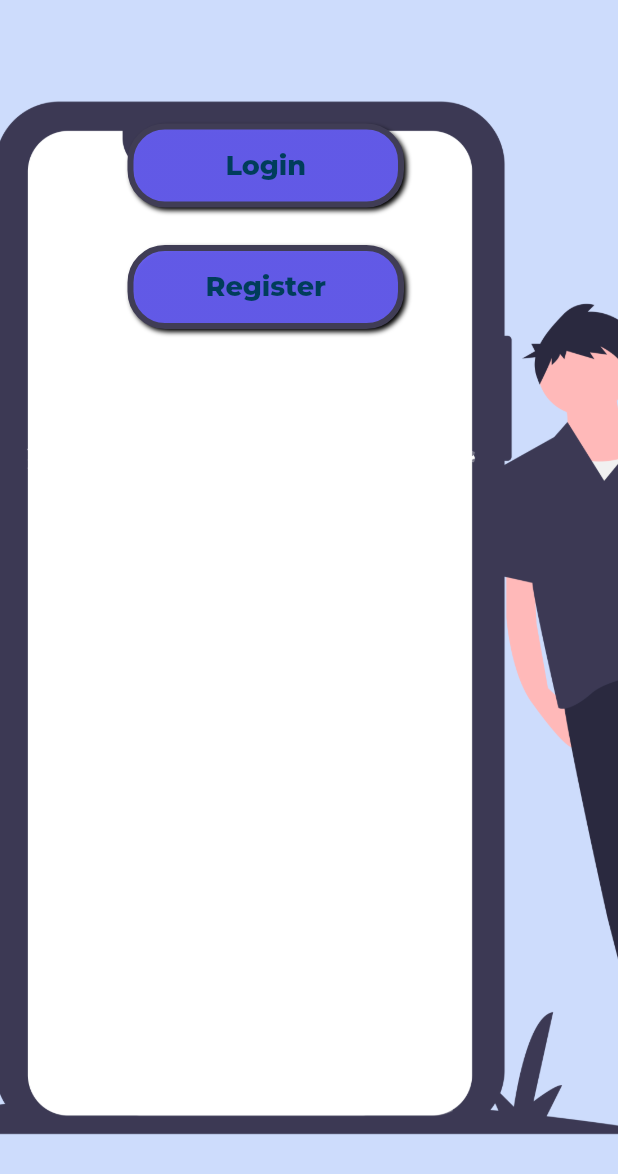
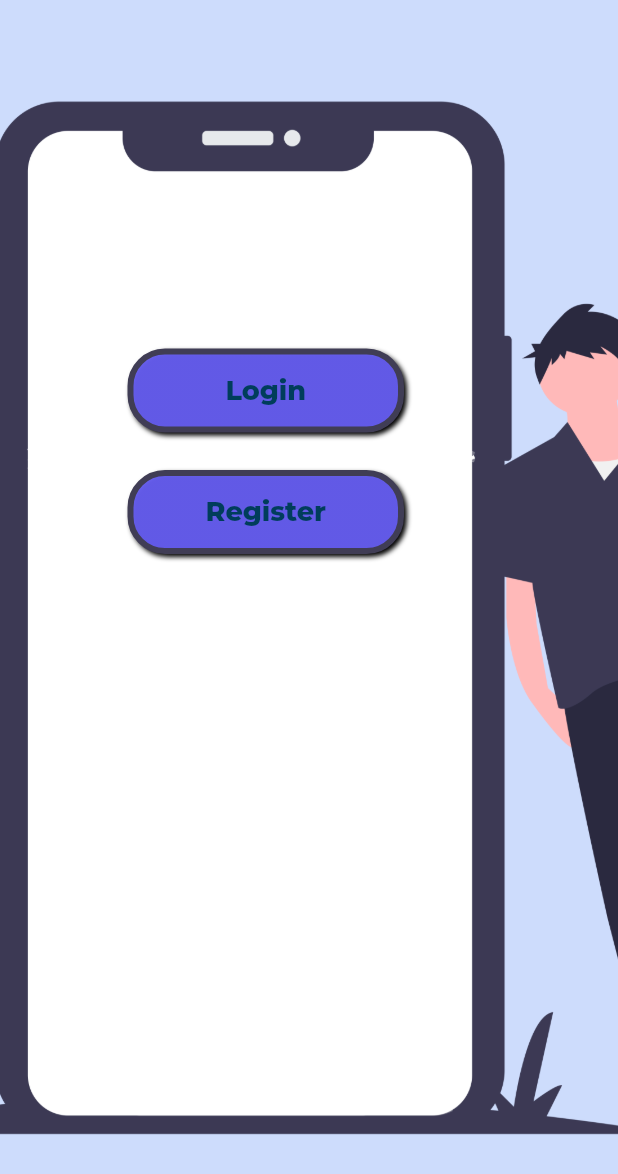
Before and after one commit to K0DEL/HacktoberFest-2021, a Flutter app: the screen it shows after launch, on a phone screen of 412 x 824 dp. Shown: the top 1174 px of the screen. Run offline on Flutter 3.47's test engine with Material 2 defaults, Android fonts, the phone set to English and light mode, and no system bars; our stand-ins replace auto_size_text, bottom_navy_bar, carousel_slider, cloud_firestore, dotted_border, firebase_auth and 6 more; accounts and stored records are empty.

Commit message:
App is in working state now

```diff
--- a/lib/Screens/welcome_screen.dart
+++ b/lib/Screens/welcome_screen.dart
@@ -49,6 +49,9 @@ class _WelcomeScreenState extends State<WelcomeScreen> {
             margin: EdgeInsets.only(right: MediaQuery.of(context).size.width * 0.14),
             child: ListView(
               children: [
+                Container(
+                  height: 150,
+                ),
                 Container(
                   padding: EdgeInsets.zero,
                   margin: EdgeInsets.only(bottom: 5, left: 85, right: 85),
--- a/lib/main.dart
+++ b/lib/main.dart
@@ -10,7 +10,6 @@ import 'package:library_management_system/Screens/home_screen.dart';
 import 'package:library_management_system/Screens/admin_screen.dart';
 import 'package:library_management_system/Screens/issued_books_screen.dart';
 import 'package:library_management_system/Screens/add_books_screen.dart';
-import 'package:permission_handler/permission_handler.dart';
 import 'package:responsive_framework/responsive_framework.dart';
 
 // This is the Main Dart File which contains the Route to all the screens except the book screen since it requires arguments to passed to it.
@@ -19,8 +18,7 @@ import 'package:responsive_framework/responsive_framework.dart';
 void main() async {
   WidgetsFlutterBinding.ensureInitialized();
   await Firebase.initializeApp();
-  Permission.camera.request();
-  if(await Permission.camera.isGranted == true){
+  if(true){
   runApp(
     MaterialApp(
         debugShowCheckedModeBanner: false,
--- a/pubspec.yaml
+++ b/pubspec.yaml
@@ -23,7 +23,6 @@ dependencies:
   carousel_slider: ^4.0.0
   fluttertoast: ^8.0.8
   shared_preferences: ^2.0.8
-  permission_handler: ^8.1.6
   dotted_border: ^2.0.0+1
   url_launcher: ^6.0.12
   responsive_framework: ^0.0.4
```
Also changed, not shown: pubspec.lock, 1 other file.
